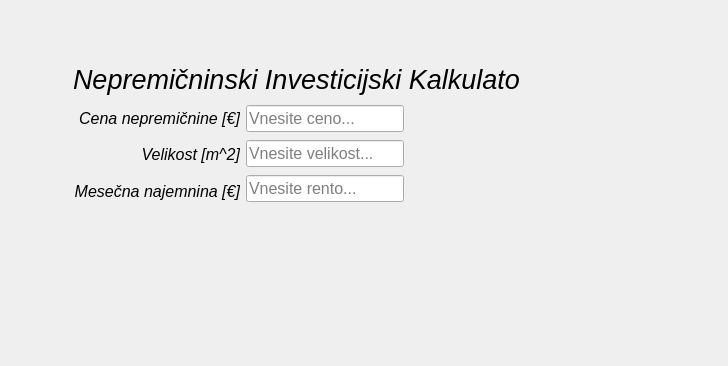
ZiGaMi/QtCppPlayground, file projects/house_market_calculator/HouseMarketCalculator/house_market.ui: the form before one commit.
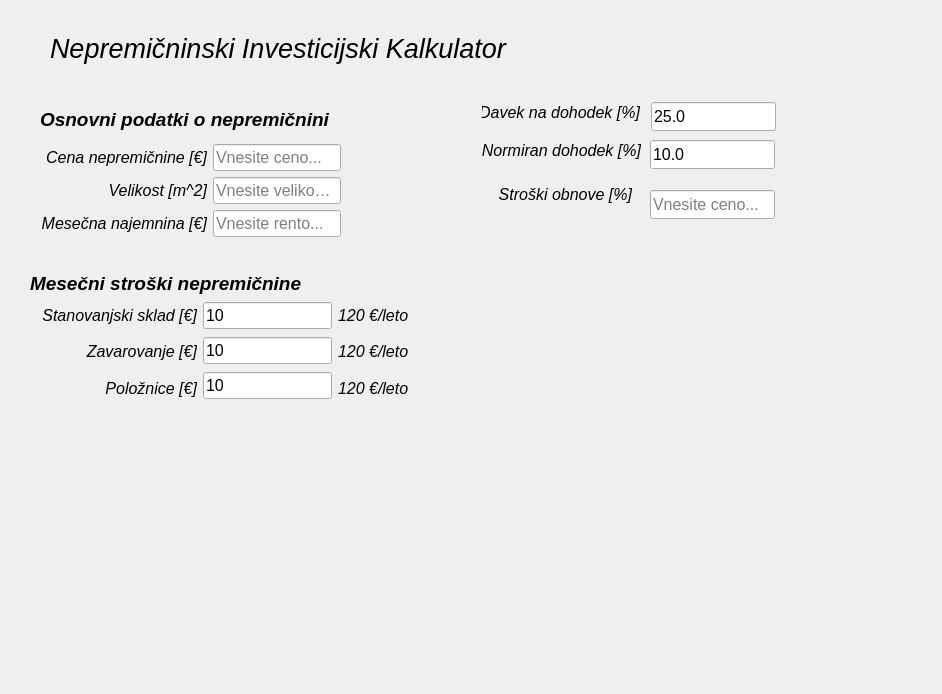
The form after the commit.

```diff
--- a/projects/house_market_calculator/HouseMarketCalculator/house_market.ui
+++ b/projects/house_market_calculator/HouseMarketCalculator/house_market.ui
@@ -6,8 +6,8 @@
    <rect>
     <x>0</x>
     <y>0</y>
-    <width>728</width>
-    <height>366</height>
+    <width>942</width>
+    <height>694</height>
    </rect>
   </property>
   <property name="windowTitle">
@@ -16,9 +16,9 @@
   <widget class="QLabel" name="title_label">
    <property name="geometry">
     <rect>
-     <x>73</x>
-     <y>61</y>
-     <width>447</width>
+     <x>50</x>
+     <y>30</y>
+     <width>821</width>
      <height>36</height>
     </rect>
    </property>
@@ -32,20 +32,348 @@
     <string>Nepremičninski Investicijski Kalkulator</string>
    </property>
   </widget>
-  <widget class="QWidget" name="">
+  <widget class="QLabel" name="label_10">
    <property name="geometry">
     <rect>
-     <x>73</x>
-     <y>103</y>
+     <x>482</x>
+     <y>102</y>
+     <width>158</width>
+     <height>21</height>
+    </rect>
+   </property>
+   <property name="font">
+    <font>
+     <pointsize>12</pointsize>
+     <italic>true</italic>
+    </font>
+   </property>
+   <property name="layoutDirection">
+    <enum>Qt::LeftToRight</enum>
+   </property>
+   <property name="text">
+    <string>Davek na dohodek [%]</string>
+   </property>
+   <property name="alignment">
+    <set>Qt::AlignRight|Qt::AlignTrailing|Qt::AlignVCenter</set>
+   </property>
+  </widget>
+  <widget class="QLineEdit" name="davek">
+   <property name="geometry">
+    <rect>
+     <x>651</x>
+     <y>102</y>
+     <width>125</width>
+     <height>29</height>
+    </rect>
+   </property>
+   <property name="font">
+    <font>
+     <pointsize>12</pointsize>
+    </font>
+   </property>
+   <property name="inputMask">
+    <string/>
+   </property>
+   <property name="text">
+    <string>25.0</string>
+   </property>
+   <property name="alignment">
+    <set>Qt::AlignLeading|Qt::AlignLeft|Qt::AlignVCenter</set>
+   </property>
+   <property name="readOnly">
+    <bool>true</bool>
+   </property>
+   <property name="placeholderText">
+    <string>Vnesite stopnjo davka...</string>
+   </property>
+  </widget>
+  <widget class="QLabel" name="label_11">
+   <property name="geometry">
+    <rect>
+     <x>480</x>
+     <y>140</y>
+     <width>161</width>
+     <height>21</height>
+    </rect>
+   </property>
+   <property name="font">
+    <font>
+     <pointsize>12</pointsize>
+     <italic>true</italic>
+    </font>
+   </property>
+   <property name="layoutDirection">
+    <enum>Qt::LeftToRight</enum>
+   </property>
+   <property name="text">
+    <string>Normiran dohodek [%]</string>
+   </property>
+   <property name="alignment">
+    <set>Qt::AlignRight|Qt::AlignTrailing|Qt::AlignVCenter</set>
+   </property>
+  </widget>
+  <widget class="QLineEdit" name="nor_dohodek">
+   <property name="geometry">
+    <rect>
+     <x>650</x>
+     <y>140</y>
+     <width>125</width>
+     <height>29</height>
+    </rect>
+   </property>
+   <property name="font">
+    <font>
+     <pointsize>12</pointsize>
+    </font>
+   </property>
+   <property name="inputMask">
+    <string/>
+   </property>
+   <property name="text">
+    <string>10.0</string>
+   </property>
+   <property name="alignment">
+    <set>Qt::AlignLeading|Qt::AlignLeft|Qt::AlignVCenter</set>
+   </property>
+   <property name="readOnly">
+    <bool>true</bool>
+   </property>
+   <property name="placeholderText">
+    <string>Vnesite normiran doh...</string>
+   </property>
+  </widget>
+  <widget class="QLabel" name="label_13">
+   <property name="geometry">
+    <rect>
+     <x>30</x>
+     <y>270</y>
      <width>331</width>
+     <height>27</height>
+    </rect>
+   </property>
+   <property name="font">
+    <font>
+     <pointsize>14</pointsize>
+     <italic>true</italic>
+     <bold>true</bold>
+    </font>
+   </property>
+   <property name="text">
+    <string>Mesečni stroški nepremičnine</string>
+   </property>
+   <property name="alignment">
+    <set>Qt::AlignLeading|Qt::AlignLeft|Qt::AlignVCenter</set>
+   </property>
+  </widget>
+  <widget class="QLabel" name="label_16">
+   <property name="geometry">
+    <rect>
+     <x>470</x>
+     <y>180</y>
+     <width>162</width>
+     <height>29</height>
+    </rect>
+   </property>
+   <property name="font">
+    <font>
+     <pointsize>12</pointsize>
+     <italic>true</italic>
+    </font>
+   </property>
+   <property name="text">
+    <string>Stroški obnove [%]</string>
+   </property>
+   <property name="alignment">
+    <set>Qt::AlignRight|Qt::AlignTrailing|Qt::AlignVCenter</set>
+   </property>
+  </widget>
+  <widget class="QLineEdit" name="cena_7">
+   <property name="geometry">
+    <rect>
+     <x>650</x>
+     <y>190</y>
+     <width>125</width>
+     <height>29</height>
+    </rect>
+   </property>
+   <property name="font">
+    <font>
+     <pointsize>12</pointsize>
+    </font>
+   </property>
+   <property name="inputMask">
+    <string/>
+   </property>
+   <property name="alignment">
+    <set>Qt::AlignLeading|Qt::AlignLeft|Qt::AlignVCenter</set>
+   </property>
+   <property name="placeholderText">
+    <string>Vnesite ceno...</string>
+   </property>
+  </widget>
+  <widget class="QWidget" name="">
+   <property name="geometry">
+    <rect>
+     <x>40</x>
+     <y>100</y>
+     <width>301</width>
+     <height>137</height>
+    </rect>
+   </property>
+   <layout class="QVBoxLayout" name="verticalLayout_7">
+    <item>
+     <widget class="QLabel" name="label_12">
+      <property name="font">
+       <font>
+        <pointsize>14</pointsize>
+        <italic>true</italic>
+        <bold>true</bold>
+       </font>
+      </property>
+      <property name="text">
+       <string>Osnovni podatki o nepremičnini</string>
+      </property>
+      <property name="alignment">
+       <set>Qt::AlignLeading|Qt::AlignLeft|Qt::AlignVCenter</set>
+      </property>
+     </widget>
+    </item>
+    <item>
+     <layout class="QHBoxLayout" name="horizontalLayout">
+      <item>
+       <layout class="QVBoxLayout" name="verticalLayout">
+        <item>
+         <widget class="QLabel" name="label">
+          <property name="font">
+           <font>
+            <pointsize>12</pointsize>
+            <italic>true</italic>
+           </font>
+          </property>
+          <property name="text">
+           <string>Cena nepremičnine [€]</string>
+          </property>
+          <property name="alignment">
+           <set>Qt::AlignRight|Qt::AlignTrailing|Qt::AlignVCenter</set>
+          </property>
+         </widget>
+        </item>
+        <item>
+         <widget class="QLabel" name="label_2">
+          <property name="font">
+           <font>
+            <pointsize>12</pointsize>
+            <italic>true</italic>
+           </font>
+          </property>
+          <property name="layoutDirection">
+           <enum>Qt::LeftToRight</enum>
+          </property>
+          <property name="text">
+           <string>Velikost [m^2]</string>
+          </property>
+          <property name="alignment">
+           <set>Qt::AlignRight|Qt::AlignTrailing|Qt::AlignVCenter</set>
+          </property>
+         </widget>
+        </item>
+        <item>
+         <widget class="QLabel" name="label_3">
+          <property name="font">
+           <font>
+            <pointsize>12</pointsize>
+            <italic>true</italic>
+           </font>
+          </property>
+          <property name="layoutDirection">
+           <enum>Qt::LeftToRight</enum>
+          </property>
+          <property name="text">
+           <string>Mesečna najemnina [€]</string>
+          </property>
+          <property name="alignment">
+           <set>Qt::AlignRight|Qt::AlignTrailing|Qt::AlignVCenter</set>
+          </property>
+         </widget>
+        </item>
+       </layout>
+      </item>
+      <item>
+       <layout class="QVBoxLayout" name="verticalLayout_2">
+        <item>
+         <widget class="QLineEdit" name="cena">
+          <property name="font">
+           <font>
+            <pointsize>12</pointsize>
+           </font>
+          </property>
+          <property name="inputMask">
+           <string/>
+          </property>
+          <property name="alignment">
+           <set>Qt::AlignLeading|Qt::AlignLeft|Qt::AlignVCenter</set>
+          </property>
+          <property name="placeholderText">
+           <string>Vnesite ceno...</string>
+          </property>
+         </widget>
+        </item>
+        <item>
+         <widget class="QLineEdit" name="velikost">
+          <property name="font">
+           <font>
+            <pointsize>12</pointsize>
+           </font>
+          </property>
+          <property name="inputMask">
+           <string/>
+          </property>
+          <property name="alignment">
+           <set>Qt::AlignLeading|Qt::AlignLeft|Qt::AlignVCenter</set>
+          </property>
+          <property name="placeholderText">
+           <string>Vnesite velikost...</string>
+          </property>
+         </widget>
+        </item>
+        <item>
+         <widget class="QLineEdit" name="renta">
+          <property name="font">
+           <font>
+            <pointsize>12</pointsize>
+           </font>
+          </property>
+          <property name="inputMask">
+           <string/>
+          </property>
+          <property name="alignment">
+           <set>Qt::AlignLeading|Qt::AlignLeft|Qt::AlignVCenter</set>
+          </property>
+          <property name="placeholderText">
+           <string>Vnesite rento...</string>
+          </property>
+         </widget>
+        </item>
+       </layout>
+      </item>
+     </layout>
+    </item>
+   </layout>
+  </widget>
+  <widget class="QWidget" name="">
+   <property name="geometry">
+    <rect>
+     <x>41</x>
+     <y>300</y>
+     <width>368</width>
      <height>103</height>
     </rect>
    </property>
-   <layout class="QHBoxLayout" name="horizontalLayout">
+   <layout class="QHBoxLayout" name="horizontalLayout_4">
     <item>
-     <layout class="QVBoxLayout" name="verticalLayout">
+     <layout class="QVBoxLayout" name="verticalLayout_9">
       <item>
-       <widget class="QLabel" name="label">
+       <widget class="QLabel" name="label_14">
         <property name="font">
          <font>
           <pointsize>12</pointsize>
@@ -53,7 +381,7 @@
          </font>
         </property>
         <property name="text">
-         <string>Cena nepremičnine [€]</string>
+         <string>Stanovanjski sklad [€]</string>
         </property>
         <property name="alignment">
          <set>Qt::AlignRight|Qt::AlignTrailing|Qt::AlignVCenter</set>
@@ -61,7 +389,7 @@
        </widget>
       </item>
       <item>
-       <widget class="QLabel" name="label_2">
+       <widget class="QLabel" name="label_15">
         <property name="font">
          <font>
           <pointsize>12</pointsize>
@@ -72,7 +400,7 @@
          <enum>Qt::LeftToRight</enum>
         </property>
         <property name="text">
-         <string>Velikost [m^2]</string>
+         <string>Zavarovanje [€]</string>
         </property>
         <property name="alignment">
          <set>Qt::AlignRight|Qt::AlignTrailing|Qt::AlignVCenter</set>
@@ -80,7 +408,7 @@
        </widget>
       </item>
       <item>
-       <widget class="QLabel" name="label_3">
+       <widget class="QLabel" name="label_17">
         <property name="font">
          <font>
           <pointsize>12</pointsize>
@@ -91,7 +419,7 @@
          <enum>Qt::LeftToRight</enum>
         </property>
         <property name="text">
-         <string>Mesečna najemnina [€]</string>
+         <string>Položnice [€]</string>
         </property>
         <property name="alignment">
          <set>Qt::AlignRight|Qt::AlignTrailing|Qt::AlignVCenter</set>
@@ -101,9 +429,12 @@
      </layout>
     </item>
     <item>
-     <layout class="QVBoxLayout" name="verticalLayout_2">
+     <layout class="QVBoxLayout" name="verticalLayout_8">
       <item>
-       <widget class="QLineEdit" name="cena">
+       <widget class="QLineEdit" name="sklad">
+        <property name="enabled">
+         <bool>true</bool>
+        </property>
         <property name="font">
          <font>
           <pointsize>12</pointsize>
@@ -112,47 +443,114 @@
         <property name="inputMask">
          <string/>
         </property>
+        <property name="text">
+         <string>10</string>
+        </property>
         <property name="alignment">
          <set>Qt::AlignLeading|Qt::AlignLeft|Qt::AlignVCenter</set>
         </property>
         <property name="placeholderText">
-         <string>Vnesite ceno...</string>
+         <string>Vnesite znesek...</string>
         </property>
        </widget>
       </item>
       <item>
-       <widget class="QLineEdit" name="velikost">
+       <widget class="QLineEdit" name="zavarovanje">
+        <property name="enabled">
+         <bool>true</bool>
+        </property>
         <property name="font">
          <font>
           <pointsize>12</pointsize>
          </font>
         </property>
         <property name="inputMask">
-         <string>000</string>
+         <string/>
         </property>
+        <property name="text">
+         <string>10</string>
+        </property>
         <property name="alignment">
          <set>Qt::AlignLeading|Qt::AlignLeft|Qt::AlignVCenter</set>
         </property>
         <property name="placeholderText">
-         <string>Vnesite velikost...</string>
+         <string>Vnesite znesek...</string>
         </property>
        </widget>
       </item>
       <item>
-       <widget class="QLineEdit" name="renta">
+       <widget class="QLineEdit" name="poloznice">
+        <property name="enabled">
+         <bool>true</bool>
+        </property>
         <property name="font">
          <font>
           <pointsize>12</pointsize>
          </font>
         </property>
         <property name="inputMask">
-         <string>0000</string>
+         <string/>
         </property>
+        <property name="text">
+         <string>10</string>
+        </property>
         <property name="alignment">
          <set>Qt::AlignLeading|Qt::AlignLeft|Qt::AlignVCenter</set>
         </property>
         <property name="placeholderText">
-         <string>Vnesite rento...</string>
+         <string>Vnesite znesek...</string>
+        </property>
+       </widget>
+      </item>
+     </layout>
+    </item>
+    <item>
+     <layout class="QVBoxLayout" name="verticalLayout_10">
+      <item>
+       <widget class="QLabel" name="sklad_leto">
+        <property name="font">
+         <font>
+          <pointsize>12</pointsize>
+          <italic>true</italic>
+         </font>
+        </property>
+        <property name="text">
+         <string>120 €/leto</string>
+        </property>
+        <property name="alignment">
+         <set>Qt::AlignLeading|Qt::AlignLeft|Qt::AlignVCenter</set>
+        </property>
+       </widget>
+      </item>
+      <item>
+       <widget class="QLabel" name="zavarovanje_leto">
+        <property name="font">
+         <font>
+          <pointsize>12</pointsize>
+          <italic>true</italic>
+         </font>
+        </property>
+        <property name="text">
+         <string>120 €/leto</string>
+        </property>
+        <property name="alignment">
+         <set>Qt::AlignLeading|Qt::AlignLeft|Qt::AlignVCenter</set>
+        </property>
+       </widget>
+      </item>
+      <item>
+       <widget class="QLabel" name="poloznice_leto">
+        <property name="font">
+         <font>
+          <pointsize>12</pointsize>
+          <italic>true</italic>
+         </font>
+        </property>
+        <property name="text">
+         <string>120 €/leto</string>
+        </property>
+        <property name="alignment">
+         <set>Qt::AlignLeading|Qt::AlignLeft|Qt::AlignVCenter</set>
         </property>
        </widget>
       </item>
```
Left out of the diff: 6 changed lines with no effect on the pictures.
